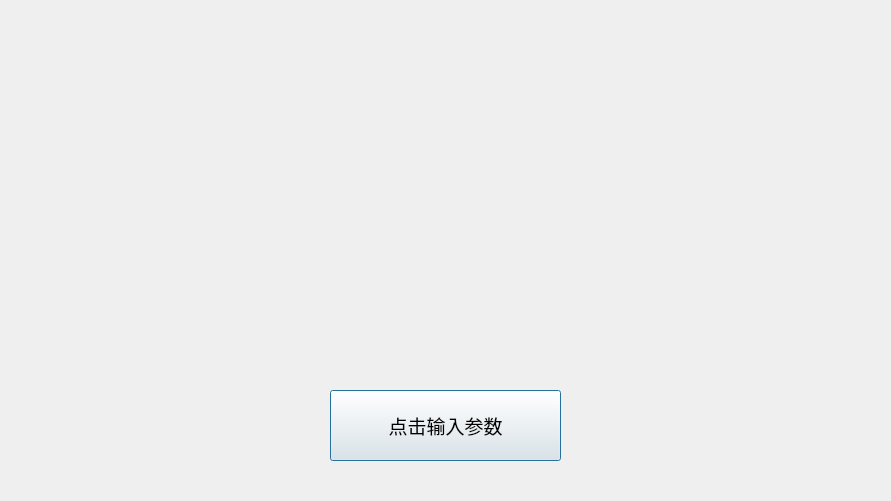
Qt form dialog2.ui (zzatpku/traffic-light-qt) before a commit.
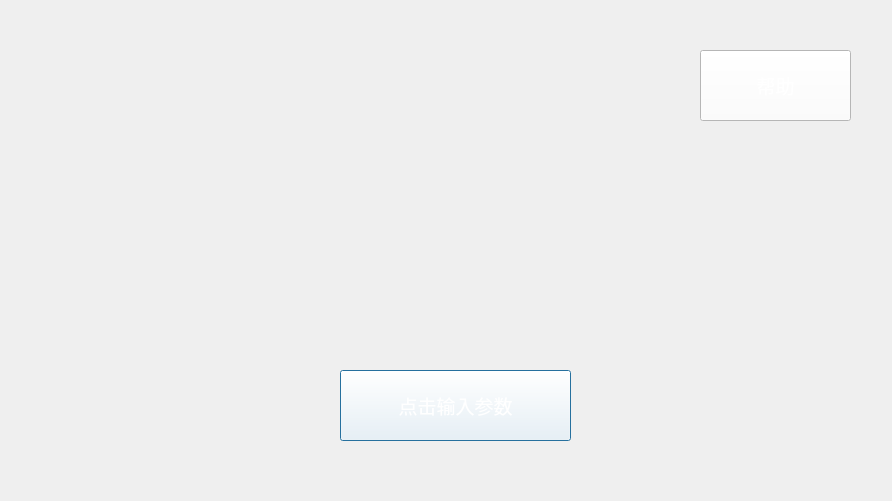
The same form after that commit. Icons and pictures are not drawn.

```diff
--- a/dialog2.ui
+++ b/dialog2.ui
@@ -6,7 +6,7 @@
    <rect>
     <x>0</x>
     <y>0</y>
-    <width>891</width>
+    <width>892</width>
     <height>501</height>
    </rect>
   </property>
@@ -19,8 +19,8 @@
   <widget class="QPushButton" name="pushButton">
    <property name="geometry">
     <rect>
-     <x>330</x>
-     <y>390</y>
+     <x>340</x>
+     <y>370</y>
      <width>231</width>
      <height>71</height>
     </rect>
@@ -32,7 +32,13 @@
     </font>
    </property>
    <property name="styleSheet">
-    <string notr="true">QPushButton:pressed
+    <string notr="true">QPushButton
+{
+	
+	background-color: rgb(255, 255, 255);
+	color: rgb(255, 255, 255);
+}
+QPushButton:pressed
 {
 	
 	color: rgb(255, 170, 255);
@@ -43,6 +49,39 @@
     <string>点击输入参数</string>
    </property>
   </widget>
+  <widget class="QPushButton" name="pushButton_help">
+   <property name="geometry">
+    <rect>
+     <x>700</x>
+     <y>50</y>
+     <width>151</width>
+     <height>71</height>
+    </rect>
+   </property>
+   <property name="font">
+    <font>
+     <family>幼圆</family>
+     <pointsize>14</pointsize>
+    </font>
+   </property>
+   <property name="styleSheet">
+    <string notr="true">QPushButton
+{
+	
+	background-color: rgb(255, 255, 255);
+	color: rgb(255, 255, 255);
+}
+QPushButton:pressed
+{
+	
+	color: rgb(255, 170, 255);
+	background-color: rgb(255, 170, 255);
+}</string>
+   </property>
+   <property name="text">
+    <string>帮助</string>
+   </property>
+  </widget>
  </widget>
  <resources/>
  <connections/>
```
Left out of the diff: 2 changed lines with no effect on the pictures.
